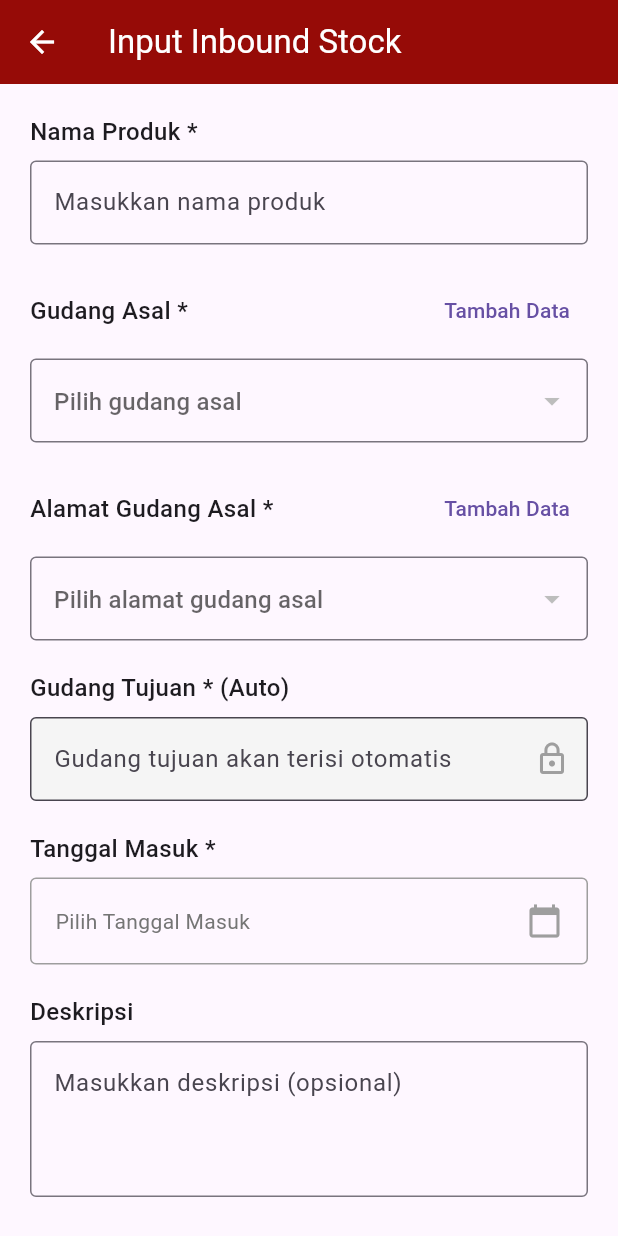
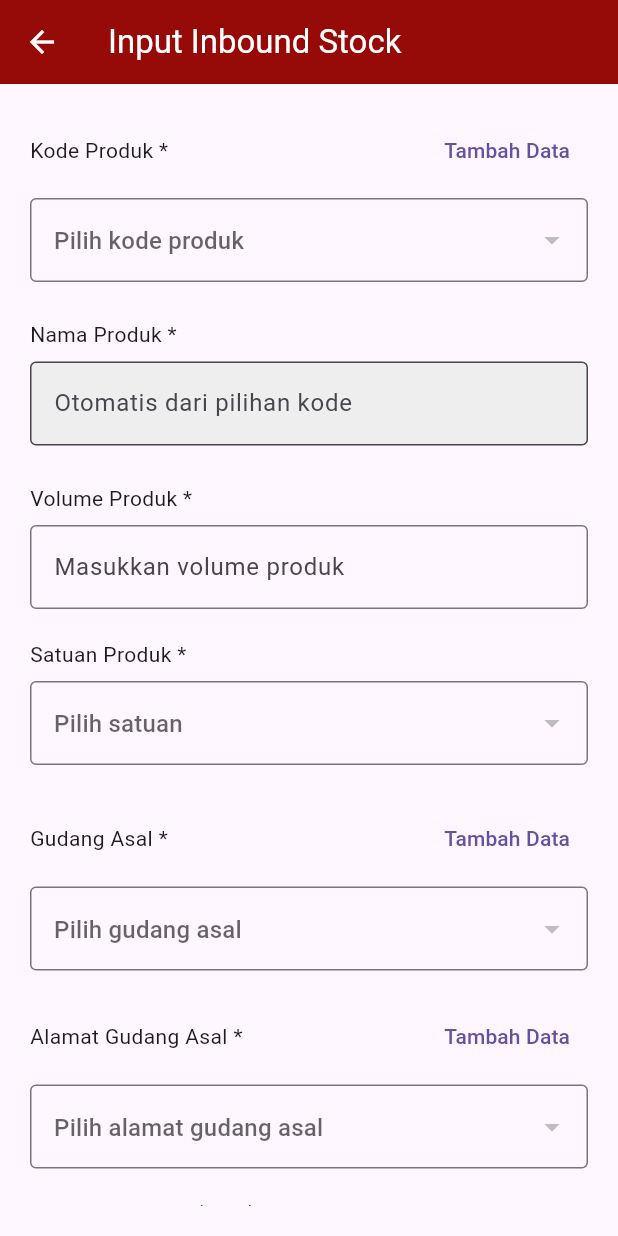
Before and after one commit to OktaviaLisa/pkl-wms-silog, a Flutter app: the InputInboundPage screen opened directly, on a phone screen of 412 x 824 dp. Run offline on Flutter 3.47's test engine with Material 3 defaults, Android fonts, the phone set to English and light mode, and no system bars; our stand-ins replace shared_preferences; accounts and stored records are empty; network calls fail.

Commit message:
update inbound

```diff
--- a/frontend/lib/screen/input_inbound.dart
+++ b/frontend/lib/screen/input_inbound.dart
@@ -11,7 +11,9 @@ class InputInboundPage extends StatefulWidget {
 
 class _InputInboundPageState extends State<InputInboundPage> {
   final ApiService api = ApiService();
+  final TextEditingController kodeProdukController = TextEditingController();
   final TextEditingController namaProdukController = TextEditingController();
+  final TextEditingController volumeProdukController = TextEditingController();
   final TextEditingController gudangAsalController = TextEditingController();
   final TextEditingController alamatGudangAsalController = TextEditingController();
   final TextEditingController gudangTujuanController = TextEditingController();
@@ -25,12 +27,55 @@ class _InputInboundPageState extends State<InputInboundPage> {
   int? userRoleGudang;
   bool isManualGudang = false;
   bool isManualAlamat = false;
+   bool isManualProduk= false;
 
+  // Tambahan untuk SATUAN
+  List<dynamic> satuanList = [];
+  int? selectedSatuanId;
 
+  List<dynamic> produkList = [];
+  int? selectedProdukId;
+
+  @override
+  void initState() {
+    super.initState();
+    _loadUserGudang();
+    _loadSatuan();   // ← Tambahan
+    _loadProduk();
+  }
+
+  // Ambil satuan dari backend
+  Future<void> _loadSatuan() async {
+    try {
+      final data = await api.getSatuan(); // Pastikan API ada
+      setState(() {
+        satuanList = data;
+      });
+    } catch (e) {
+      print("Gagal load satuan: $e");
+    }
+  }
+
+  Future<void> _loadProduk() async {
+    try {
+      final data = await api.getProduk(); // Pastikan API ada
+      setState(() {
+        produkList = data;
+      });
+    } catch (e) {
+      print("Gagal load satuan: $e");
+    }
+  }
 
   Future<void> _submitInbound() async {
-    if (namaProdukController.text.isEmpty || gudangAsalController.text.isEmpty ||
-        alamatGudangAsalController.text.isEmpty || gudangTujuanController.text.isEmpty || tanggalMasuk == null) {
+    if (kodeProdukController.text.isEmpty ||
+        namaProdukController.text.isEmpty ||
+        volumeProdukController.text.isEmpty ||
+        selectedSatuanId == null || // ← Tambahan validasi
+        gudangAsalController.text.isEmpty ||
+        alamatGudangAsalController.text.isEmpty ||
+        gudangTujuanController.text.isEmpty ||
+        tanggalMasuk == null) {
       ScaffoldMessenger.of(context).showSnackBar(
         const SnackBar(content: Text('Semua field harus diisi')),
       );
@@ -40,6 +85,14 @@ class _InputInboundPageState extends State<InputInboundPage> {
     setState(() => isLoading = true);
 
     try {
+      // Simpan produk baru ke tabel produk
+      await api.createProduk(
+        kodeProduk: kodeProdukController.text.trim(),
+        namaProduk: namaProdukController.text.trim(),
+        volumeProduk: int.tryParse(volumeProdukController.text.trim()) ?? 0,
+        idSatuan: selectedSatuanId!, // ← Kirim id_satuan
+      );
+
       // Jika input manual, simpan gudang baru ke database
       if (isManualGudang) {
         await api.createGudang(
@@ -50,10 +103,13 @@ class _InputInboundPageState extends State<InputInboundPage> {
 
       final data = {
         "nama_produk": namaProdukController.text.trim(),
+        "kode_produk": kodeProdukController.text.trim(),
+        "volume_produk": volumeProdukController.text.trim(),
         "gudang_asal": gudangAsalController.text.trim(),
         "alamat_gudang_asal": alamatGudangAsalController.text.trim(),
         "gudang_tujuan": gudangTujuanController.text.trim(),
-        "tanggal_masuk": "${tanggalMasuk!.year}-${tanggalMasuk!.month.toString().padLeft(2, '0')}-${tanggalMasuk!.day.toString().padLeft(2, '0')}",
+        "tanggal_masuk":
+            "${tanggalMasuk!.year}-${tanggalMasuk!.month.toString().padLeft(2, '0')}-${tanggalMasuk!.day.toString().padLeft(2, '0')}",
         "deskripsi": deskripsiController.text.trim(),
       };
 
@@ -74,13 +130,6 @@ class _InputInboundPageState extends State<InputInboundPage> {
     }
   }
 
-
-  @override
-  void initState() {
-    super.initState();
-    _loadUserGudang();
-  }
-
   Future<void> _loadUserGudang() async {
     SharedPreferences prefs = await SharedPreferences.getInstance();
     int? roleGudang = prefs.getInt("role_gudang");
@@ -96,11 +145,11 @@ class _InputInboundPageState extends State<InputInboundPage> {
         );
 
         setState(() {
-          // Filter gudang asal (semua kecuali gudang tujuan user)
-          gudangAsalList = allGudang.where((g) => g['id_gudang'] != roleGudang).toList();
+          gudangAsalList =
+              allGudang.where((g) => g['id_gudang'] != roleGudang).toList();
 
-          // Set gudang tujuan
-          gudangTujuanController.text = gudangTujuan != null ? gudangTujuan['nama_gudang'] : "Gudang $roleGudang";
+          gudangTujuanController.text =
+              gudangTujuan != null ? gudangTujuan['nama_gudang'] : "Gudang $roleGudang";
         });
       } catch (e) {
         setState(() {
@@ -110,42 +159,144 @@ class _InputInboundPageState extends State<InputInboundPage> {
     }
   }
 
-
-
   @override
   Widget build(BuildContext context) {
     return Scaffold(
       appBar: AppBar(
-        title: const Text(
-          "Input Inbound Stock",
-          style: TextStyle(color: Colors.white),
-        ),
+        title: const Text("Input Inbound Stock", style: TextStyle(color: Colors.white)),
         leading: IconButton(
           icon: const Icon(Icons.arrow_back, color: Colors.white),
           onPressed: () => Navigator.pop(context),
         ),
         backgroundColor: const Color(0xFF960B07),
       ),
+
       body: Padding(
         padding: const EdgeInsets.all(20),
         child: ListView(
           children: [
-            // Input Nama Produk
-            const Text('Nama Produk *', style: TextStyle(fontSize: 16, fontWeight: FontWeight.w500)),
+
+    // =============================
+    //        KODE PRODUK
+    // =============================
+    Row(
+      children: [
+        const Text('Kode Produk *'),
+        const Spacer(),
+        TextButton(
+          onPressed: () {
+            setState(() {
+              isManualProduk = !isManualProduk;
+              if (isManualProduk) {
+                selectedProdukId = null;
+                kodeProdukController.clear();
+                namaProdukController.clear();
+                selectedSatuanId = null;
+              }
+            });
+          },
+          child: Text(isManualProduk ? 'Pilih dari List' : 'Tambah Data'),
+        ),
+      ],
+    ),
+
+    const SizedBox(height: 8),
+
+    isManualProduk
+        ? TextField(
+            controller: kodeProdukController,
+            decoration: const InputDecoration(
+              border: OutlineInputBorder(),
+              hintText: 'Masukkan kode produk baru',
+            ),
+          )
+        : DropdownButtonFormField<int>(
+            value: selectedProdukId,
+            decoration: const InputDecoration(
+              border: OutlineInputBorder(),
+              hintText: "Pilih kode produk",
+            ),
+            items: produkList.map<DropdownMenuItem<int>>((produk) {
+              return DropdownMenuItem<int>(
+                value: produk['id_produk'],
+                child: Text("${produk['kode_produk']}"),
+              );
+            }).toList(),
+            onChanged: (value) {
+              final selected = produkList.firstWhere(
+                  (p) => p['id_produk'] == value);
+
+              setState(() {
+                selectedProdukId = value;
+                kodeProdukController.text = selected['kode_produk'];
+                namaProdukController.text = selected['nama_produk'];
+              });
+            },
+          ),
+
+    const SizedBox(height: 25),
+
+    // =============================
+    //        NAMA PRODUK
+    // =============================
+    const Text('Nama Produk *'),
+    const SizedBox(height: 8),
+
+    TextField(
+      controller: namaProdukController,
+      readOnly: !isManualProduk,
+      decoration: InputDecoration(
+        border: const OutlineInputBorder(),
+        filled: !isManualProduk,
+        fillColor: !isManualProduk ? Colors.grey[200] : Colors.white,
+        hintText:
+            isManualProduk ? 'Masukkan nama produk' : 'Otomatis dari pilihan kode',
+      ),
+    ),
+
+
+    const SizedBox(height: 25),
+
+            // VOLUME PRODUK
+            const Text('Volume Produk *'),
             const SizedBox(height: 8),
             TextField(
-              controller: namaProdukController,
+              controller: volumeProdukController,
               decoration: const InputDecoration(
                 border: OutlineInputBorder(),
-                hintText: 'Masukkan nama produk',
+                hintText: 'Masukkan volume produk',
               ),
             ),
             const SizedBox(height: 20),
 
-            // Gudang Asal dengan opsi manual
+            // 🔥 DROPDOWN SATUAN BARU DI SINI
+            const Text('Satuan Produk *'),
+            const SizedBox(height: 8),
+            DropdownButtonFormField<int>(
+              value: selectedSatuanId,
+              decoration: const InputDecoration(
+                border: OutlineInputBorder(),
+                hintText: "Pilih satuan",
+              ),
+              items: satuanList.map<DropdownMenuItem<int>>((satuan) {
+                return DropdownMenuItem<int>(
+                  value: satuan['id_satuan'],
+                  child: Text(satuan['jenis_satuan']),
+                );
+              }).toList(),
+              onChanged: (value) {
+                setState(() {
+                  selectedSatuanId = value;
+                });
+              },
+            ),
+
+            const SizedBox(height: 25),
+
+            // ------ Lanjut input gudang (TIDAK DIUBAH) ------
             Row(
               children: [
-                const Text('Gudang Asal *', style: TextStyle(fontSize: 16, fontWeight: FontWeight.w500)),
+                const Text('Gudang Asal *'),
                 const Spacer(),
                 TextButton(
                   onPressed: () {
@@ -161,7 +312,9 @@ class _InputInboundPageState extends State<InputInboundPage> {
                 ),
               ],
             ),
+
             const SizedBox(height: 8),
+
             isManualGudang
                 ? TextField(
                     controller: gudangAsalController,
@@ -199,12 +352,13 @@ class _InputInboundPageState extends State<InputInboundPage> {
                       });
                     },
                   ),
+
             const SizedBox(height: 20),
 
-            // Alamat Gudang Asal dengan opsi manual
+            // ------ Alamat Gudang Asal ------
             Row(
               children: [
-                const Text('Alamat Gudang Asal *', style: TextStyle(fontSize: 16, fontWeight: FontWeight.w500)),
+                const Text('Alamat Gudang Asal *'),
                 const Spacer(),
                 if (!isManualGudang)
                   TextButton(
@@ -221,7 +375,9 @@ class _InputInboundPageState extends State<InputInboundPage> {
                   ),
               ],
             ),
+
             const SizedBox(height: 8),
+
             (isManualGudang || isManualAlamat)
                 ? TextField(
                     controller: alamatGudangAsalController,
@@ -237,33 +393,34 @@ class _InputInboundPageState extends State<InputInboundPage> {
                       hintText: 'Pilih alamat gudang asal',
                     ),
                     items: selectedGudangAsal != null
-                      ? gudangAsalList
-                          .where((gudang) => gudang['nama_gudang'] == selectedGudangAsal)
-                          .map<DropdownMenuItem<String>>((gudang) {
-                            return DropdownMenuItem<String>(
-                              value: gudang['alamat'],
-                              child: Text(gudang['alamat'] ?? 'Alamat tidak tersedia'),
-                            );
-                          }).toList()
-                      : [],
-                    onChanged: selectedGudangAsal != null ? (String? value) {
+                        ? gudangAsalList
+                            .where((g) => g['nama_gudang'] == selectedGudangAsal)
+                            .map<DropdownMenuItem<String>>((g) {
+                              return DropdownMenuItem<String>(
+                                value: g['alamat'],
+                                child: Text(g['alamat'] ?? 'Alamat tidak tersedia'),
+                              );
+                            }).toList()
+                        : [],
+                    onChanged: (String? value) {
                       setState(() {
                         selectedAlamatGudangAsal = value;
                         alamatGudangAsalController.text = value ?? '';
                       });
-                    } : null,
+                    },
                   ),
+
             const SizedBox(height: 20),
 
-            // Input Gudang Tujuan (Auto-generated)
-            const Text('Gudang Tujuan * (Auto)', style: TextStyle(fontSize: 16, fontWeight: FontWeight.w500)),
+            // ------ Gudang Tujuan Auto ------
+            const Text('Gudang Tujuan * (Auto)'),
             const SizedBox(height: 8),
+
             TextField(
               controller: gudangTujuanController,
               readOnly: true,
               decoration: const InputDecoration(
                 border: OutlineInputBorder(),
-                hintText: 'Gudang tujuan akan terisi otomatis',
                 filled: true,
                 fillColor: Color(0xFFF5F5F5),
                 suffixIcon: Icon(Icons.lock_outline, color: Colors.grey),
@@ -272,9 +429,10 @@ class _InputInboundPageState extends State<InputInboundPage> {
 
             const SizedBox(height: 20),
 
-            // Date Picker
-            const Text('Tanggal Masuk *', style: TextStyle(fontSize: 16, fontWeight: FontWeight.w500)),
+            // ------ Tanggal Masuk ------
+            const Text('Tanggal Masuk *'),
             const SizedBox(height: 8),
+
             GestureDetector(
               onTap: () async {
                 final picked = await showDatePicker(
@@ -309,11 +467,13 @@ class _InputInboundPageState extends State<InputInboundPage> {
                 ),
               ),
             ),
+
             const SizedBox(height: 20),
 
-            // Deskripsi
-            const Text('Deskripsi', style: TextStyle(fontSize: 16, fontWeight: FontWeight.w500)),
+            // ------ Deskripsi ------
+            const Text('Deskripsi'),
             const SizedBox(height: 8),
+
             TextField(
               controller: deskripsiController,
               maxLines: 3,
@@ -322,16 +482,14 @@ class _InputInboundPageState extends State<InputInboundPage> {
                 hintText: 'Masukkan deskripsi (opsional)',
               ),
             ),
+
             const SizedBox(height: 30),
 
-            // Submit Button
+            // Button
             ElevatedButton(
               style: ElevatedButton.styleFrom(
                 backgroundColor: const Color(0xFF960B07),
                 padding: const EdgeInsets.symmetric(vertical: 16),
-                shape: RoundedRectangleBorder(
-                  borderRadius: BorderRadius.circular(8),
-                ),
               ),
               onPressed: isLoading ? null : _submitInbound,
               child: isLoading
@@ -356,6 +514,7 @@ class _InputInboundPageState extends State<InputInboundPage> {
 
   @override
   void dispose() {
+    kodeProdukController.dispose();
     namaProdukController.dispose();
     gudangAsalController.dispose();
     alamatGudangAsalController.dispose();
--- a/frontend/lib/services/api_service.dart
+++ b/frontend/lib/services/api_service.dart
@@ -198,6 +198,60 @@ Future<Map<String, dynamic>> createUser({
     }
   }
 
+  //---------------------------------------------------------
+  // 8. GET SATUAN → Ambil data satuan untuk dropdown
+  //---------------------------------------------------------
+  Future<List<dynamic>> getSatuan() async {
+    final url = Uri.parse("$baseUrl/api/satuan/list");
+
+    try {
+      final response = await http.get(url);
+
+      if (response.statusCode == 200) {
+        final data = jsonDecode(response.body);
+        return data["data"] ?? [];
+      } else {
+        throw Exception("Failed to load satuan");
+      }
+    } catch (e) {
+      print("ERROR API GET SATUAN: $e");
+      rethrow;
+    }
+  }
+
+  //---------------------------------------------------------
+  // 9. CREATE PRODUK → Buat produk baru
+  //---------------------------------------------------------
+  Future<bool> createProduk({
+    required String kodeProduk,
+    required String namaProduk,
+    required int volumeProduk,
+    required int idSatuan,
+  }) async {
+    final url = Uri.parse("$baseUrl/api/produk/create");
+
+    try {
+      final response = await http.post(
+        url,
+        headers: {"Content-Type": "application/json"},
+        body: jsonEncode({
+          "kode_produk": kodeProduk,
+          "nama_produk": namaProduk,
+          "volume": volumeProduk,
+          "id_satuan": idSatuan,
+        }),
+      );
+
+      return response.statusCode == 200 || response.statusCode == 201;
+    } catch (e) {
+      print("ERROR API CREATE PRODUK: $e");
+      rethrow;
+    }
+  }
+
+  //---------------------------------------------------------
+  // 10. CREATE GUDANG → Buat gudang baru
+  //---------------------------------------------------------
   Future<bool> createGudang({
     required String namaGudang,
     required String alamatGudang,
@@ -208,15 +262,13 @@ Future<Map<String, dynamic>> createUser({
       final response = await http.post(
         url,
         headers: {"Content-Type": "application/json"},
-        body: jsonEncode({"nama_gudang": namaGudang, "alamat": alamatGudang}),
+        body: jsonEncode({
+          "nama_gudang": namaGudang,
+          "alamat": alamatGudang,
+        }),
       );
 
-      if (response.statusCode == 200 || response.statusCode == 201) {
-        return true;
-      } else {
-        final errorData = jsonDecode(response.body);
-        throw Exception(errorData["error"] ?? "Gagal membuat gudang");
-      }
+      return response.statusCode == 200 || response.statusCode == 201;
     } catch (e) {
       print("ERROR API CREATE GUDANG: $e");
       rethrow;
@@ -245,8 +297,9 @@ Future<Map<String, dynamic>> createUser({
     }
   }
 
-  Future<bool> createOutbound(Map<String, dynamic> data) async {
+    Future<bool> createOutbound(Map<String, dynamic> data) async {
     final url = Uri.parse("$baseUrl/api/outbound/postOutbound");
+
     try {
       final response = await http.post(
         url,
@@ -266,6 +319,9 @@ Future<Map<String, dynamic>> createUser({
     }
   }
 
+  //---------------------------------------------------------
+  // 9. CREATE PRODUK → Tambah produk baru
+  //-------------------------------------------------------
   Future<Map<String, dynamic>> getUserGudang({required int userId}) async {
     final url = Uri.parse("$baseUrl/api/gudang/user?user_id=$userId");
 
@@ -283,4 +339,6 @@ Future<Map<String, dynamic>> createUser({
       rethrow;
     }
   }
+
+
 }
```
Also changed, not shown: 5 other files.
